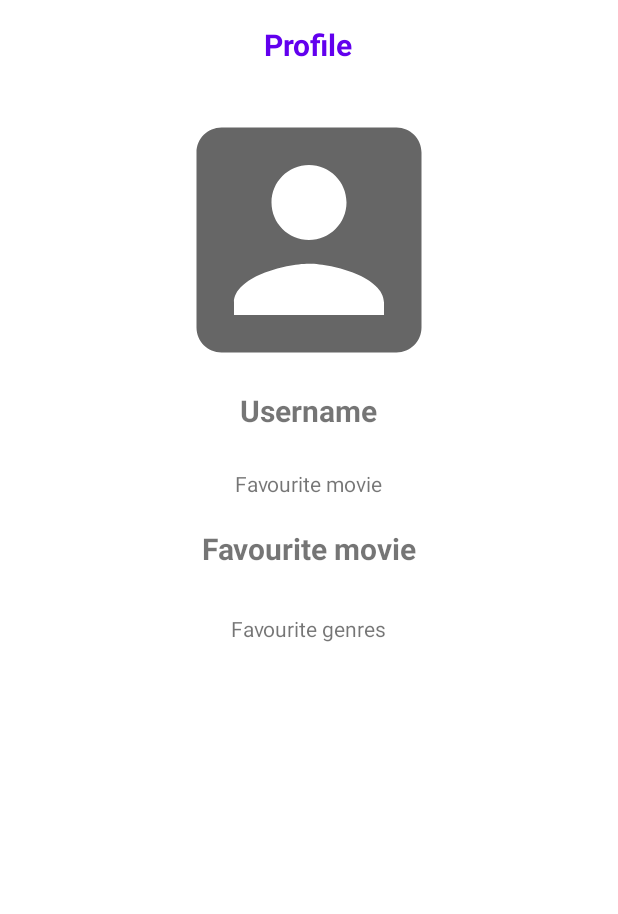
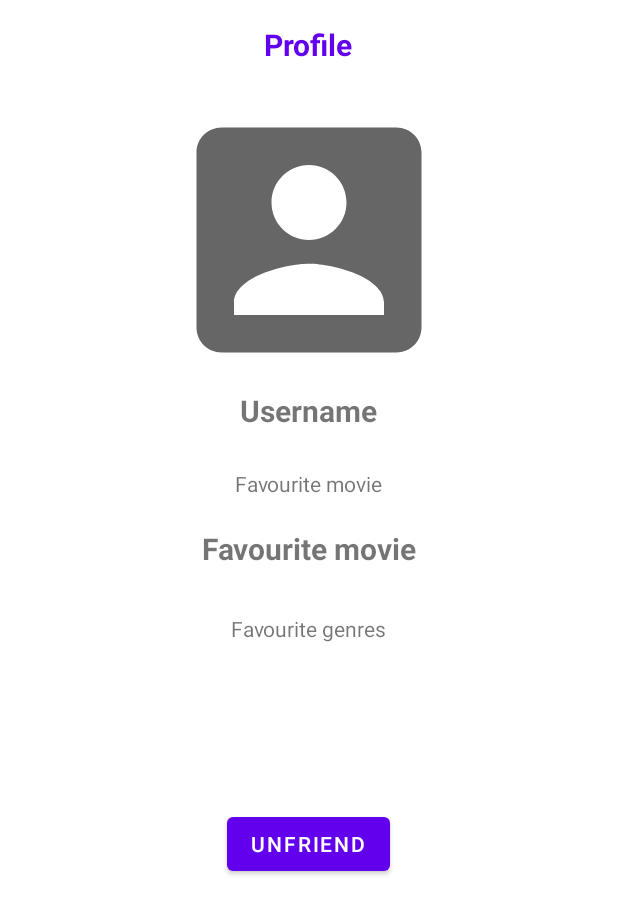
Before and after one commit to HampusMattsson1/MovieJournal, an Android app: the ViewFriend screen opened directly, with no data from a screen before it, on a phone screen of 412 x 824 dp. Shown: the top 914 px of the screen. Run offline under Robolectric (Android 15) with nearby library versions, the light colour scheme and no system bars; our stand-ins replace Firebase (no records; nobody signed in at launch, a user with empty details on screens opened directly), data binding; pictures from the network do not load.

Commit message:
Improved friends slightly

```diff
--- a/app/src/main/res/layout/activity_view_friend.xml
+++ b/app/src/main/res/layout/activity_view_friend.xml
@@ -118,10 +118,17 @@
                     android:layout_gravity="center_horizontal">
 
 
-
                 </com.google.android.material.chip.ChipGroup>
 
             </LinearLayout>
+
+            <Button
+                android:layout_width="wrap_content"
+                android:layout_height="wrap_content"
+                android:layout_marginTop="100dp"
+                android:layout_gravity="center_horizontal"
+                android:id="@+id/unfriend"
+                android:text="Unfriend"/>
 
         </LinearLayout>
 
--- a/app/src/main/res/layout/fragment_friends.xml
+++ b/app/src/main/res/layout/fragment_friends.xml
@@ -104,6 +104,8 @@
                 android:layout_gravity="center_horizontal"
                 android:gravity="center_horizontal"
                 android:visibility="gone"
+                android:layout_marginBottom="25dp"
+
                 android:id="@+id/friendsTemplate">
 
                 <ImageView
```
Also changed, not shown: app/src/main/java/com/moviejournal2/fragments/FriendsFragment.kt (+15 -9 lines), app/src/main/res/layout/template_search.xml (+7 -0 lines), app/src/main/res/drawable/done.png (added), app/src/main/res/drawable/ignore.png (added), 2 other files.
